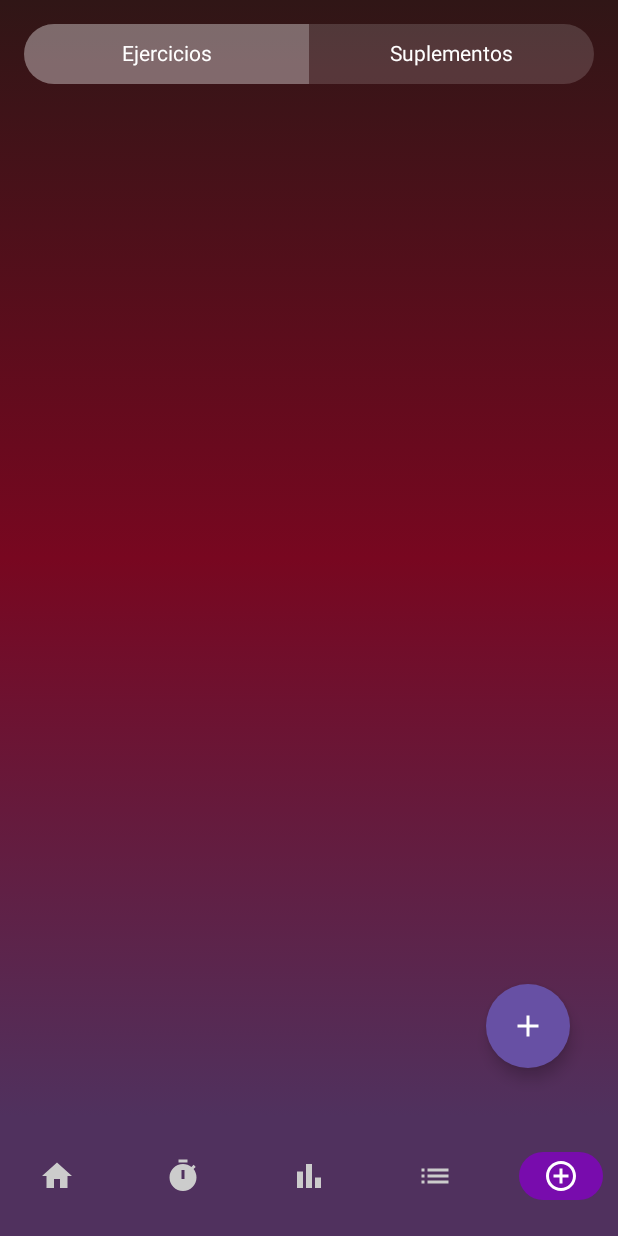
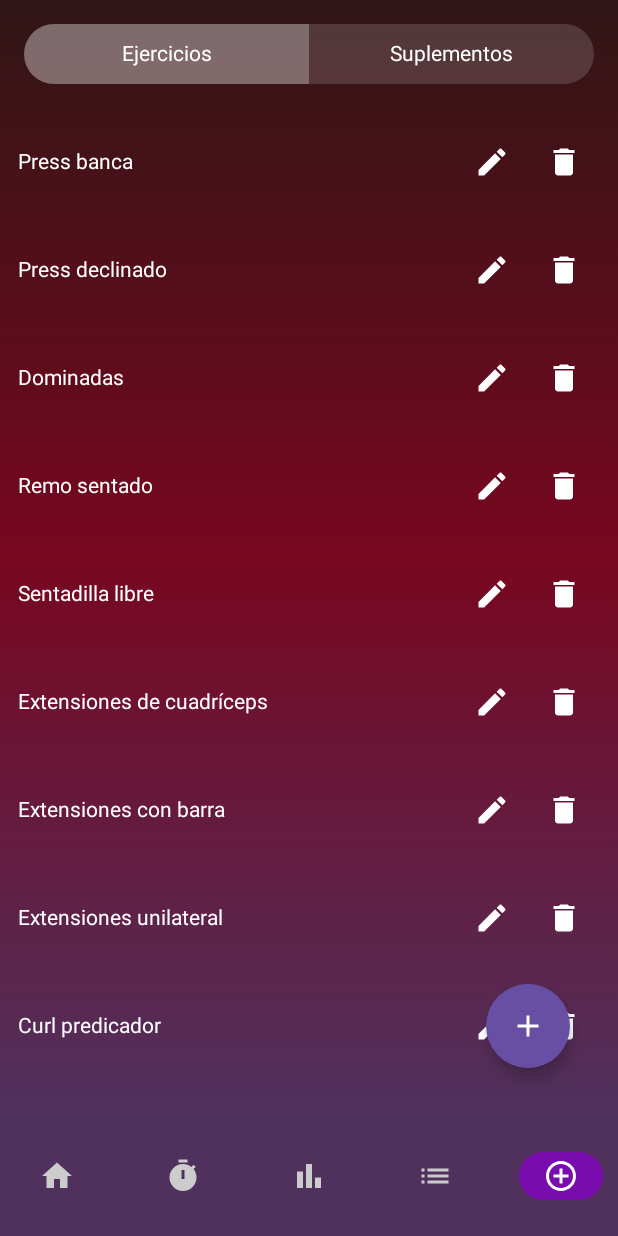
Before and after one commit to IsaacDiaz211/MobileApp, an Android app built with Jetpack Compose: the screen it shows after launch (MainActivity), item 5 of the bottom bar chosen, on a phone screen of 412 x 824 dp. Run offline under Robolectric (Android 15) with nearby library versions, the phone set to English and light mode, and no system bars; our stand-ins replace Dagger/Hilt's generated code, Room's generated code.

```diff
--- a/app/src/main/java/com/liudao/data/local/dao/ExerciseDao.kt
+++ b/app/src/main/java/com/liudao/data/local/dao/ExerciseDao.kt
@@ -29,6 +29,5 @@ interface ExerciseDao {
     suspend fun update(exercise: ExerciseEntity)
 
     @Query("SELECT * FROM exercises WHERE id = :id")
-    fun getById(id: Long): ExerciseEntity?
-
+    suspend fun getById(id: Long): ExerciseEntity?
 }
--- a/app/src/main/java/com/liudao/data/local/dao/SupplementDao.kt
+++ b/app/src/main/java/com/liudao/data/local/dao/SupplementDao.kt
@@ -21,5 +21,6 @@ interface SupplementDao {
 
     @Update
     suspend fun update(supplement: SupplementEntity)
-
+    @Query("SELECT * FROM supplements WHERE id = :id")
+    suspend fun getById(id: Long): SupplementEntity?
 }
--- a/app/src/main/java/com/liudao/data/local/entities/MuscleGroupEntity.kt
+++ b/app/src/main/java/com/liudao/data/local/entities/MuscleGroupEntity.kt
@@ -5,6 +5,6 @@ import androidx.room.PrimaryKey
 
 @Entity(tableName = "muscle_groups")
 data class MuscleGroupEntity(
-    @PrimaryKey(autoGenerate = true) val id: Long = 0,
+    @PrimaryKey(autoGenerate = false) val id: Long = 0,
     val name: String
 )
--- a/app/src/main/java/com/liudao/data/local/preload/Preloader.kt
+++ b/app/src/main/java/com/liudao/data/local/preload/Preloader.kt
@@ -1,19 +1,37 @@
 package com.liudao.data.local.preload
 
+import android.util.Log
+import com.liudao.data.local.dao.ExerciseDao
 import com.liudao.data.local.dao.MuscleGroupDao
 import com.liudao.data.local.entities.MuscleGroupEntity
 import javax.inject.Inject
+import com.liudao.data.local.entities.ExerciseEntity
 
 class Preloader @Inject constructor(
-    private val dao: MuscleGroupDao
+    private val mgDao: MuscleGroupDao,
+    private val exDao: ExerciseDao
 ) {
     suspend operator fun invoke() {
-        if (dao.count() == 0) {
-            listOf(
-                "Pecho", "Espalda", "Piernas", "Tríceps", "Bíceps",
-                "Hombros", "Core", "Antebrazos", "Cardio"
-            ).forEach { name ->
-                dao.insert(MuscleGroupEntity(name = name))
+        var i: Long = 0
+        if (mgDao.count() == 0) {
+            val groups = listOf(
+                "Pecho" to listOf("Press banca", "Press declinado"),
+                "Espalda" to listOf("Dominadas", "Remo sentado"),
+                "Piernas" to listOf("Sentadilla libre", "Extensiones de cuadríceps"),
+                "Tríceps" to listOf("Extensiones con barra", "Extensiones unilateral"),
+                "Bíceps" to listOf("Curl predicador", "Curl en banco inclinado"),
+                "Hombros" to listOf("Press militar", "Elevaciones laterales"),
+                "Core" to listOf("Plancha", "Crunches"),
+                "Antebrazos" to listOf("Muñeca con mancuerna"),
+                "Cardio" to listOf("Bicicleta estática", "Cinta")
+            )
+            groups.forEach { (groupName, exercises) ->
+                i++
+                val groupId = mgDao.insert(MuscleGroupEntity(id = i, name = groupName))
+                Log.d("Preloader", "Inserted group: $groupName with id: $groupId")
+                exercises.forEach { exName ->
+                    exDao.insert(ExerciseEntity(name = exName, idMuscleGroup = groupId))
+                }
             }
         }
     }
--- a/app/src/main/java/com/liudao/domain/interfaces/IExerciseRepository.kt
+++ b/app/src/main/java/com/liudao/domain/interfaces/IExerciseRepository.kt
@@ -9,5 +9,5 @@ interface IExerciseRepository {
     suspend fun delete(exercise: Exercise)
     suspend fun search(text: String): Flow<List<Exercise>>
     suspend fun update(exercise: Exercise)
-    fun getById(id: Long): Exercise?
+    suspend fun getById(id: Long): Exercise?
 }
--- a/app/src/main/java/com/liudao/domain/interfaces/ISupplementRepository.kt
+++ b/app/src/main/java/com/liudao/domain/interfaces/ISupplementRepository.kt
@@ -8,5 +8,5 @@ interface ISupplementRepository {
     suspend fun insert(sup: Supplement): Long
     suspend fun delete(sup: Supplement)
     suspend fun update(sup: Supplement)
-
+    suspend fun getById(id: Long): Supplement?
 }
--- a/app/src/main/java/com/liudao/domain/repositories/ExerciseRepository.kt
+++ b/app/src/main/java/com/liudao/domain/repositories/ExerciseRepository.kt
@@ -4,8 +4,10 @@ import com.liudao.data.local.dao.ExerciseDao
 import com.liudao.data.local.entities.ExerciseEntity
 import com.liudao.domain.interfaces.IExerciseRepository
 import com.liudao.domain.models.Exercise
+import kotlinx.coroutines.Dispatchers
 import kotlinx.coroutines.flow.Flow
 import kotlinx.coroutines.flow.map
+import kotlinx.coroutines.withContext
 import javax.inject.Inject
 
 class ExerciseRepository @Inject constructor(
@@ -26,8 +28,9 @@ class ExerciseRepository @Inject constructor(
     override suspend fun update(exercise: Exercise) {
         dao.update(exercise.toEntity())
     }
-    override fun getById(id: Long): Exercise? =
+    override suspend fun getById(id: Long): Exercise? = withContext(Dispatchers.IO) {
         dao.getById(id)?.toDomain()
+    }
 
 }
 
--- a/app/src/main/java/com/liudao/domain/repositories/MuscleGroupRepository.kt
+++ b/app/src/main/java/com/liudao/domain/repositories/MuscleGroupRepository.kt
@@ -1,5 +1,6 @@
 package com.liudao.domain.repositories
 
+import android.util.Log
 import com.liudao.data.local.dao.MuscleGroupDao
 import com.liudao.data.local.entities.ExerciseEntity
 import com.liudao.data.local.entities.MuscleGroupEntity
@@ -14,7 +15,8 @@ class MuscleGroupRepository @Inject constructor(
     private val dao: MuscleGroupDao
 ): IMuscleGroupRepository {
     override fun getAll(): Flow<List<MuscleGroup>> =
-        dao.getMuscleGroups().map { list -> list.map { it.toDomain() } }
+        dao.getMuscleGroups().map { list -> list.map { it.toDomain() }
+        }
     override suspend fun insert(group: MuscleGroup): Long =
         dao.insert(group.toEntity())
     override suspend fun delete(group: MuscleGroup) =
--- a/app/src/main/java/com/liudao/domain/repositories/SupplementRepository.kt
+++ b/app/src/main/java/com/liudao/domain/repositories/SupplementRepository.kt
@@ -4,8 +4,10 @@ import com.liudao.data.local.dao.SupplementDao
 import com.liudao.data.local.entities.SupplementEntity
 import com.liudao.domain.interfaces.ISupplementRepository
 import com.liudao.domain.models.Supplement
+import kotlinx.coroutines.Dispatchers
 import kotlinx.coroutines.flow.Flow
 import kotlinx.coroutines.flow.map
+import kotlinx.coroutines.withContext
 import javax.inject.Inject
 
 class SupplementRepository @Inject constructor(
@@ -22,6 +24,10 @@ class SupplementRepository @Inject constructor(
 
     override suspend fun update(sup: Supplement) =
         dao.update(sup.toEntity())
+
+    override suspend fun getById(id: Long): Supplement? = withContext(Dispatchers.IO) {
+        dao.getById(id)?.toDomain()
+    }
 }
 
 //Mappers
--- a/app/src/main/java/com/liudao/navigation/NavGraph.kt
+++ b/app/src/main/java/com/liudao/navigation/NavGraph.kt
@@ -46,7 +46,7 @@ fun NavGraph(navController: NavHostController) {
         ) { backStackEntry ->
             val tipo = backStackEntry.arguments?.getString("tipo") ?: "Ejercicio"
             val id = backStackEntry.arguments?.getLong("id")?.takeIf { it != -1L }
-            ItemFormScreen(tipo = tipo, itemId = id)
+            ItemFormScreen(navController)
         }
     }
 }
--- a/app/src/main/java/com/liudao/screens/AddItemsScreen.kt
+++ b/app/src/main/java/com/liudao/screens/AddItemsScreen.kt
@@ -7,6 +7,7 @@ import androidx.compose.ui.graphics.Color
 import androidx.hilt.navigation.compose.hiltViewModel
 import androidx.compose.foundation.layout.*
 import androidx.compose.material.icons.Icons
+import androidx.compose.material.icons.filled.Delete
 import androidx.compose.material.icons.filled.Edit
 import androidx.compose.material3.Icon
 import androidx.compose.material3.IconButton
@@ -168,9 +169,19 @@ fun ExerciseItem(
             .padding(12.dp),
         verticalAlignment = Alignment.CenterVertically
     ) {
-        Text(exercise.name, Modifier.weight(1f))
+        Text(
+            exercise.name,
+            Modifier.weight(1f),
+            color = Color.White)
         IconButton(onClick = { onEdit(exercise) }) {
-            Icon(Icons.Default.Edit, "Editar")
+            Icon(Icons.Default.Edit,
+                "Editar",
+                tint = Color.White)
+        }
+        IconButton(onClick = { onDelete(exercise.id) }) {
+            Icon(Icons.Default.Delete,
+                "Eliminar",
+                tint = Color.White)
         }
     }
 }
@@ -188,9 +199,15 @@ fun SupplementItem(
             .padding(12.dp),
         verticalAlignment = Alignment.CenterVertically
     ) {
-        Text(supp.name, Modifier.weight(1f))
+        Text(
+            supp.name,
+            Modifier.weight(1f),
+            color = Color.White)
         IconButton(onClick = { onEdit(supp) }) {
             Icon(Icons.Default.Edit, "Editar")
         }
+        IconButton(onClick = { onDelete(supp.id) }) {
+            Icon(Icons.Default.Delete, "Eliminar")
+        }
     }
 }
```
Also changed, not shown: app/src/main/java/com/liudao/constants/DefaultMuscleGroups.kt (added, +15 -0 lines), app/src/main/java/com/liudao/screens/ItemFormScreen.kt (+126 -4 lines), app/src/main/java/com/liudao/screens/ItemFormViewModel.kt (+6 -11 lines).
